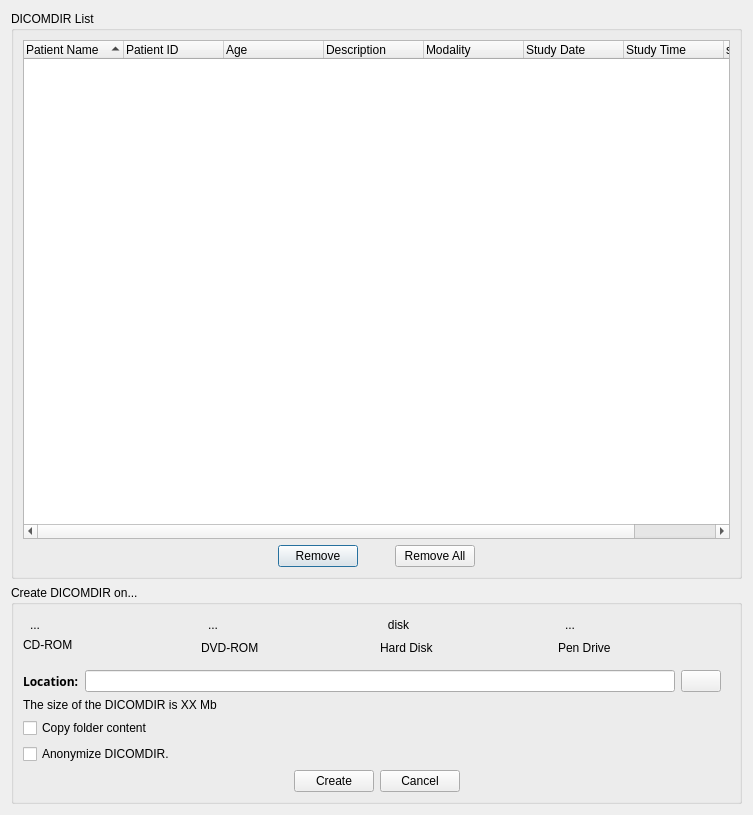
The window that starviewer/src/inputoutput/qcreatedicomdirbase.ui (starviewer-medical/starviewer) describes before a commit, drawn with Qt 5.
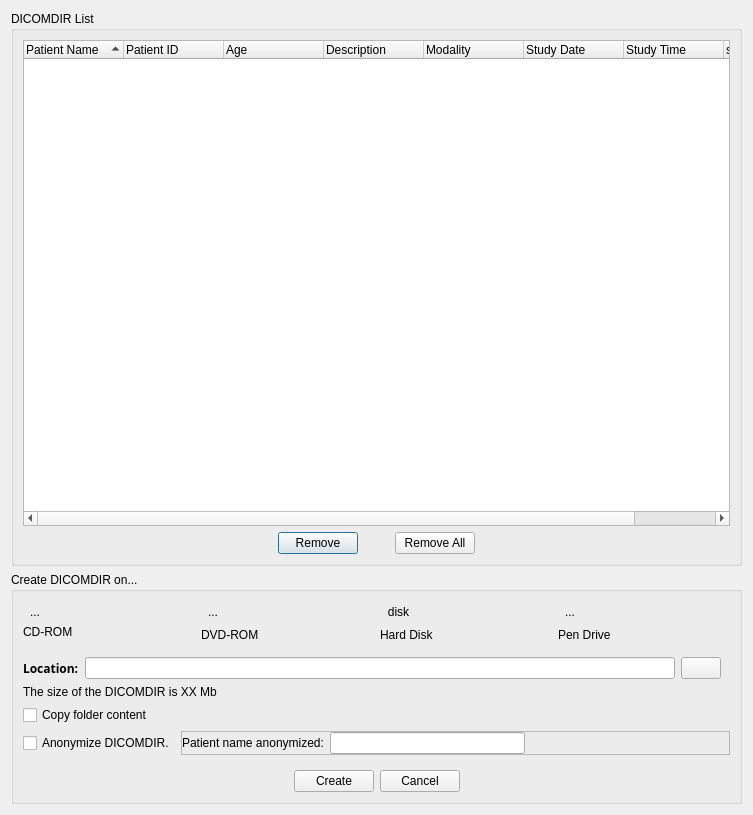
The same window after the commit. Icons and pictures are not drawn.

Commit message:
ENH: Al anonimitzar un DICOMDIR es fa que des de la QCreateDicomdir es pugui indicar quin nom de pacient han de tenir els estudis anonimitzats. Tenir en compte ara que si tenim diversos pacients per anonimitzar, aplicarà a tots el mateix nom de pacient.
Aquest commit es fa pel ticket #1416.

The edit to the form file:
```diff
--- a/starviewer/src/inputoutput/qcreatedicomdirbase.ui
+++ b/starviewer/src/inputoutput/qcreatedicomdirbase.ui
@@ -17,7 +17,7 @@
    <iconset resource="../main/main.qrc">
     <normaloff>:/images/createDICOMDIR.png</normaloff>:/images/createDICOMDIR.png</iconset>
   </property>
-  <layout class="QGridLayout" name="gridLayout_2">
+  <layout class="QGridLayout" name="gridLayout_3">
    <item row="0" column="0">
     <widget class="QGroupBox" name="groupBox_2">
      <property name="sizePolicy">
@@ -517,11 +517,74 @@
        </widget>
       </item>
       <item>
-       <widget class="QCheckBox" name="m_anonymizeDICOMDIRCheckBox">
-        <property name="text">
-         <string>Anonymize DICOMDIR.</string>
+       <layout class="QHBoxLayout" name="horizontalLayout">
+        <property name="bottomMargin">
+         <number>9</number>
         </property>
-       </widget>
+        <item>
+         <widget class="QCheckBox" name="m_anonymizeDICOMDIRCheckBox">
+          <property name="minimumSize">
+           <size>
+            <width>0</width>
+            <height>22</height>
+           </size>
+          </property>
+          <property name="text">
+           <string>Anonymize DICOMDIR.</string>
+          </property>
+         </widget>
+        </item>
+        <item>
+         <widget class="QFrame" name="m_patientNameAnonymizedFrame">
+          <property name="frameShape">
+           <enum>QFrame::StyledPanel</enum>
+          </property>
+          <property name="frameShadow">
+           <enum>QFrame::Raised</enum>
+          </property>
+          <layout class="QGridLayout" name="gridLayout_2">
+           <property name="leftMargin">
+            <number>0</number>
+           </property>
+           <property name="topMargin">
+            <number>0</number>
+           </property>
+           <property name="bottomMargin">
+            <number>0</number>
+           </property>
+           <property name="horizontalSpacing">
+            <number>6</number>
+           </property>
+           <property name="verticalSpacing">
+            <number>0</number>
+           </property>
+           <item row="0" column="1">
+            <widget class="QLineEdit" name="m_patientNameAnonymizedLineEdit"/>
+           </item>
+           <item row="0" column="2">
+            <spacer name="horizontalSpacer_2">
+             <property name="orientation">
+              <enum>Qt::Horizontal</enum>
+             </property>
+             <property name="sizeHint" stdset="0">
+              <size>
+               <width>40</width>
+               <height>20</height>
+              </size>
+             </property>
+            </spacer>
+           </item>
+           <item row="0" column="0">
+            <widget class="QLabel" name="label_5">
+             <property name="text">
+              <string>Patient name anonymized:</string>
+             </property>
+            </widget>
+           </item>
+          </layout>
+         </widget>
+        </item>
+       </layout>
       </item>
       <item>
        <layout class="QHBoxLayout">
```
The commit also changes 6 other files.
